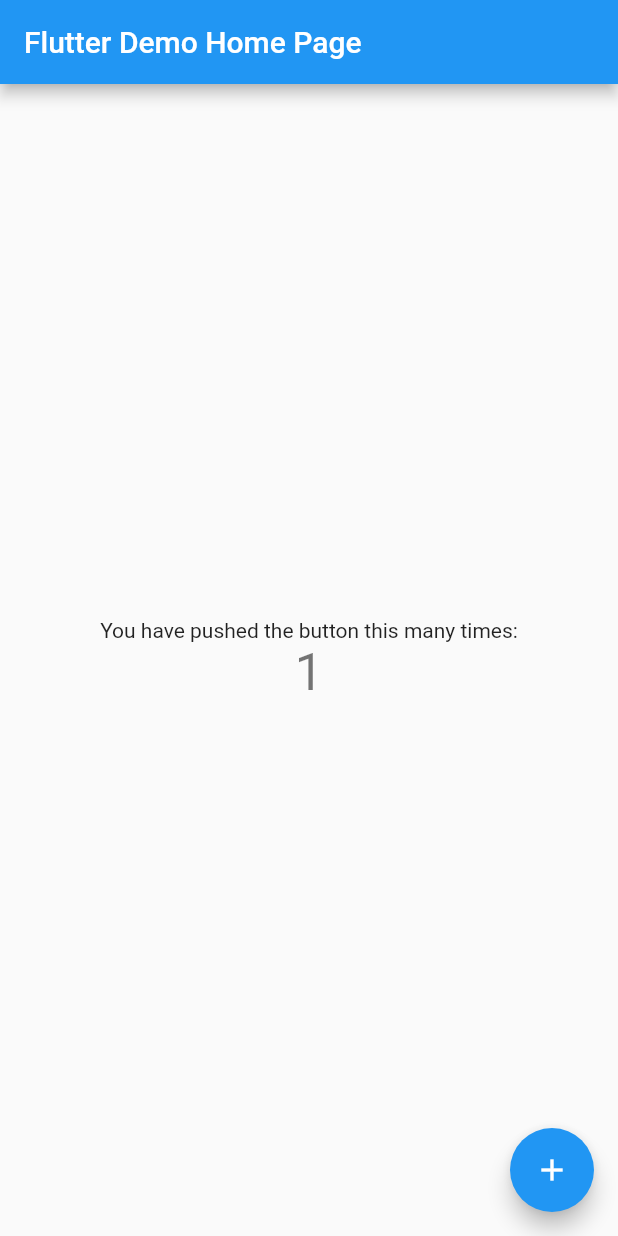
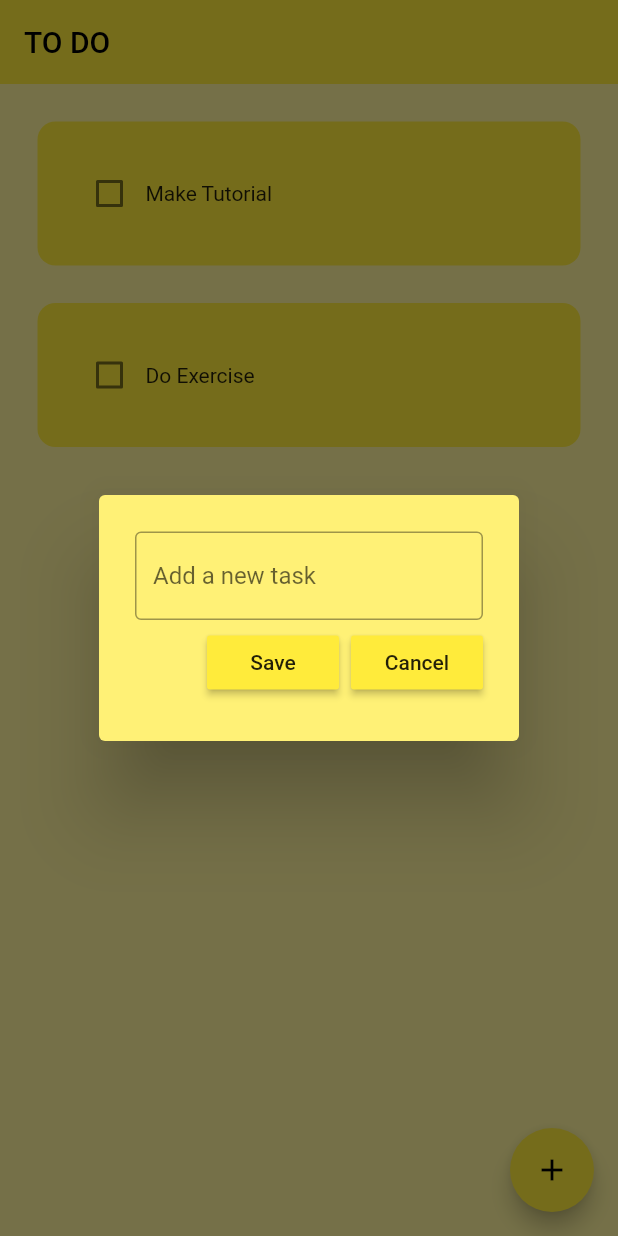
Before and after one commit to cesarbrunoms/to_do_app, a Flutter app: the screen it shows after launch, after a tap on the "add" icon, on a phone screen of 412 x 824 dp. Run offline on Flutter 3.47's test engine with Material 2 defaults, Android fonts, the phone set to English and light mode, and no system bars; drawn by our look-alikes of flutter_slidable; our stand-ins replace hive_flutter; accounts and stored records are empty.

Commit message:
final commit

```diff
--- /dev/null
+++ b/lib/data/database.dart
@@ -0,0 +1,25 @@
+import 'package:hive_flutter/hive_flutter.dart';
+
+class ToDoDataBase {
+  List toDoList = [];
+  // reference our box
+  final _myBox = Hive.box('mybox');
+
+  // run this method if this is the 1st time ever opening this app
+  void createInitialData() {
+    toDoList = [
+      ['Make Tutorial', false],
+      ['Do Exercise', false],
+    ];
+  }
+
+  // load the data from database
+  void loadData() {
+    toDoList = _myBox.get('TODOLIST');
+  }
+
+  // update the database
+  void updateDataBase() {
+    _myBox.put('TODOLIST', toDoList);
+  }
+}
--- a/lib/main.dart
+++ b/lib/main.dart
@@ -1,115 +1,27 @@
 import 'package:flutter/material.dart';
+import 'package:hive_flutter/hive_flutter.dart';
+import 'pages/home_page.dart';
 
-void main() {
+void main() async {
+  // init the hive
+  await Hive.initFlutter();
+
+  // open a box
+  var box = await Hive.openBox('mybox');
+
   runApp(const MyApp());
 }
 
 class MyApp extends StatelessWidget {
   const MyApp({super.key});
 
-  // This widget is the root of your application.
   @override
   Widget build(BuildContext context) {
     return MaterialApp(
-      title: 'Flutter Demo',
-      theme: ThemeData(
-        // This is the theme of your application.
-        //
-        // Try running your application with "flutter run". You'll see the
-        // application has a blue toolbar. Then, without quitting the app, try
-        // changing the primarySwatch below to Colors.green and then invoke
-        // "hot reload" (press "r" in the console where you ran "flutter run",
-        // or simply save your changes to "hot reload" in a Flutter IDE).
-        // Notice that the counter didn't reset back to zero; the application
-        // is not restarted.
-        primarySwatch: Colors.blue,
-      ),
-      home: const MyHomePage(title: 'Flutter Demo Home Page'),
+      debugShowCheckedModeBanner: false,
+      home: HomePage(),
+      //Global Theme
+      theme: ThemeData(primarySwatch: Colors.yellow),
     );
   }
 }
-
-class MyHomePage extends StatefulWidget {
-  const MyHomePage({super.key, required this.title});
-
-  // This widget is the home page of your application. It is stateful, meaning
-  // that it has a State object (defined below) that contains fields that affect
-  // how it looks.
-
-  // This class is the configuration for the state. It holds the values (in this
-  // case the title) provided by the parent (in this case the App widget) and
-  // used by the build method of the State. Fields in a Widget subclass are
-  // always marked "final".
-
-  final String title;
-
-  @override
-  State<MyHomePage> createState() => _MyHomePageState();
-}
-
-class _MyHomePageState extends State<MyHomePage> {
-  int _counter = 0;
-
-  void _incrementCounter() {
-    setState(() {
-      // This call to setState tells the Flutter framework that something has
-      // changed in this State, which causes it to rerun the build method below
-      // so that the display can reflect the updated values. If we changed
-      // _counter without calling setState(), then the build method would not be
-      // called again, and so nothing would appear to happen.
-      _counter++;
-    });
-  }
-
-  @override
-  Widget build(BuildContext context) {
-    // This method is rerun every time setState is called, for instance as done
-    // by the _incrementCounter method above.
-    //
-    // The Flutter framework has been optimized to make rerunning build methods
-    // fast, so that you can just rebuild anything that needs updating rather
-    // than having to individually change instances of widgets.
-    return Scaffold(
-      appBar: AppBar(
-        // Here we take the value from the MyHomePage object that was created by
-        // the App.build method, and use it to set our appbar title.
-        title: Text(widget.title),
-      ),
-      body: Center(
-        // Center is a layout widget. It takes a single child and positions it
-        // in the middle of the parent.
-        child: Column(
-          // Column is also a layout widget. It takes a list of children and
-          // arranges them vertically. By default, it sizes itself to fit its
-          // children horizontally, and tries to be as tall as its parent.
-          //
-          // Invoke "debug painting" (press "p" in the console, choose the
-          // "Toggle Debug Paint" action from the Flutter Inspector in Android
-          // Studio, or the "Toggle Debug Paint" command in Visual Studio Code)
-          // to see the wireframe for each widget.
-          //
-          // Column has various properties to control how it sizes itself and
-          // how it positions its children. Here we use mainAxisAlignment to
-          // center the children vertically; the main axis here is the vertical
-          // axis because Columns are vertical (the cross axis would be
-          // horizontal).
-          mainAxisAlignment: MainAxisAlignment.center,
-          children: <Widget>[
-            const Text(
-              'You have pushed the button this many times:',
-            ),
-            Text(
-              '$_counter',
-              style: Theme.of(context).textTheme.headlineMedium,
-            ),
-          ],
-        ),
-      ),
-      floatingActionButton: FloatingActionButton(
-        onPressed: _incrementCounter,
-        tooltip: 'Increment',
-        child: const Icon(Icons.add),
-      ), // This trailing comma makes auto-formatting nicer for build methods.
-    );
-  }
-}
--- /dev/null
+++ b/lib/pages/home_page.dart
@@ -0,0 +1,100 @@
+import 'package:flutter/material.dart';
+import 'package:hive_flutter/hive_flutter.dart';
+import 'package:to_do_app/util/dialog_box.dart';
+import 'package:to_do_app/util/todo_tile.dart';
+import '../data/database.dart';
+
+class HomePage extends StatefulWidget {
+  const HomePage({super.key});
+
+  @override
+  State<HomePage> createState() => _HomePageState();
+}
+
+class _HomePageState extends State<HomePage> {
+  // reference the hive box
+  final _myBox = Hive.box('mybox');
+  ToDoDataBase db = ToDoDataBase();
+
+  @override
+  void initState() {
+    // if this is the 1st time ever openin the app, then create default data
+    if (_myBox.get('TODOLIST') == null) {
+      db.createInitialData();
+    } else {
+      // there already exists data
+      db.loadData();
+    }
+
+    super.initState();
+  }
+
+  // text controller
+  final _controller = TextEditingController();
+
+  // checkbox was tapped
+  void checkBoxChanged(bool? value, int index) {
+    setState(() {
+      db.toDoList[index][1] = !db.toDoList[index][1];
+    });
+    db.updateDataBase();
+  }
+
+  // save new task
+  void saveNewTask() {
+    setState(() {
+      db.toDoList.add([_controller.text, false]);
+      _controller.clear();
+    });
+    Navigator.of(context).pop();
+    db.updateDataBase();
+  }
+
+  // create a new task
+  void createNewTask() {
+    showDialog(
+      context: context,
+      builder: (context) {
+        return DialogBox(
+          controller: _controller,
+          onSave: saveNewTask,
+          onCancel: () => Navigator.of(context).pop(),
+        );
+      },
+    );
+  }
+
+  // delete task
+  void deleteTask(int index) {
+    setState(() {
+      db.toDoList.removeAt(index);
+    });
+    db.updateDataBase();
+  }
+
+  @override
+  Widget build(BuildContext context) {
+    return Scaffold(
+      backgroundColor: Colors.yellow[200],
+      appBar: AppBar(
+        title: Text('TO DO'),
+        elevation: 0,
+      ),
+      floatingActionButton: FloatingActionButton(
+        onPressed: createNewTask,
+        child: Icon(Icons.add),
+      ),
+      body: ListView.builder(
+        itemCount: db.toDoList.length,
+        itemBuilder: (context, index) {
+          return ToDoTile(
+            taskName: db.toDoList[index][0],
+            taskCompleted: db.toDoList[index][1],
+            onChanged: (value) => checkBoxChanged(value, index),
+            deleteFunction: (context) => deleteTask(index),
+          );
+        },
+      ),
+    );
+  }
+}
--- /dev/null
+++ b/lib/util/dialog_box.dart
@@ -0,0 +1,54 @@
+import 'package:flutter/material.dart';
+
+import 'my_button.dart';
+
+class DialogBox extends StatelessWidget {
+  final controller;
+  VoidCallback onSave;
+  VoidCallback onCancel;
+
+  DialogBox({
+    super.key,
+    required this.controller,
+    required this.onSave,
+    required this.onCancel,
+    });
+
+  @override
+  Widget build(BuildContext context) {
+    return AlertDialog(
+      backgroundColor: Colors.yellow[300],
+      content: Container(
+        height: 120,
+        child: Column(
+          mainAxisAlignment: MainAxisAlignment.spaceEvenly,
+          children: [
+            // get user input
+            TextField(
+              controller: controller,
+              decoration: InputDecoration(
+                border: OutlineInputBorder(),
+                hintText: 'Add a new task',
+              ),
+            ),
+
+            // buttons -> save + cancel
+            Row(
+              mainAxisAlignment: MainAxisAlignment.end,
+              children: [
+              // save button
+              MyButton(text: 'Save', onPressed: onSave),
+
+              const SizedBox(width: 8),
+
+              // cancel button
+              MyButton(text: 'Cancel', onPressed: onCancel),
+
+              ],
+            )
+          ],
+        ),
+      ),
+    );
+  }
+}
--- /dev/null
+++ b/lib/util/my_button.dart
@@ -0,0 +1,21 @@
+import 'package:flutter/material.dart';
+
+class MyButton extends StatelessWidget {
+  final String text;
+  VoidCallback onPressed;
+
+  MyButton({
+    super.key,
+    required this.text,
+    required this.onPressed,
+  });
+
+  @override
+  Widget build(BuildContext context) {
+    return MaterialButton(
+      onPressed: onPressed,
+      color: Theme.of(context).primaryColor,
+      child: Text(text),
+    );
+  }
+}
--- /dev/null
+++ b/lib/util/todo_tile.dart
@@ -0,0 +1,62 @@
+// ignore_for_file: public_member_api_docs, sort_constructors_first
+import 'package:flutter/material.dart';
+import 'package:flutter_slidable/flutter_slidable.dart';
+
+class ToDoTile extends StatelessWidget {
+  final String taskName;
+  final bool taskCompleted;
+  Function(bool?)? onChanged;
+  Function(BuildContext)? deleteFunction;
+
+  ToDoTile({
+    super.key,
+    required this.taskName,
+    required this.taskCompleted,
+    required this.onChanged,
+    required this.deleteFunction,
+  });
+
+  @override
+  Widget build(BuildContext context) {
+    return Padding(
+      padding: const EdgeInsets.only(left: 25.0, right: 25, top: 25),
+      child: Slidable(
+        endActionPane: ActionPane(motion: StretchMotion(), children: [
+          SlidableAction(
+            onPressed: deleteFunction,
+            icon: Icons.delete,
+            backgroundColor: Colors.red.shade300,
+            borderRadius: BorderRadius.circular(12),
+          )
+        ]),
+        child: Container(
+          padding: EdgeInsets.all(24),
+          decoration: BoxDecoration(
+            color: Colors.yellow,
+            borderRadius: BorderRadius.circular(12),
+          ),
+          child: Row(
+            children: [
+              // checkbox
+              Checkbox(
+                value: taskCompleted,
+                onChanged: onChanged,
+                activeColor: Colors.black,
+              ),
+
+              // task name
+              Text(
+                taskName,
+                style: TextStyle(
+                  decoration: taskCompleted
+                      ? TextDecoration.lineThrough
+                      : TextDecoration.none,
+                ),
+              ),
+            ],
+          ),
+        ),
+      ),
+    );
+  }
+}
--- a/pubspec.yaml
+++ b/pubspec.yaml
@@ -30,15 +30,21 @@ environment:
 dependencies:
   flutter:
     sdk: flutter
+  hive:
+  hive_flutter:
 
 
   # The following adds the Cupertino Icons font to your application.
   # Use with the CupertinoIcons class for iOS style icons.
   cupertino_icons: ^1.0.2
+  flutter_slidable:
 
 dev_dependencies:
   flutter_test:
     sdk: flutter
+  hive_generator:
+  build_runner:
+
 
   # The "flutter_lints" package below contains a set of recommended lints to
   # encourage good coding practices. The lint set provided by the package is
```
Also changed, not shown: pubspec.lock.
